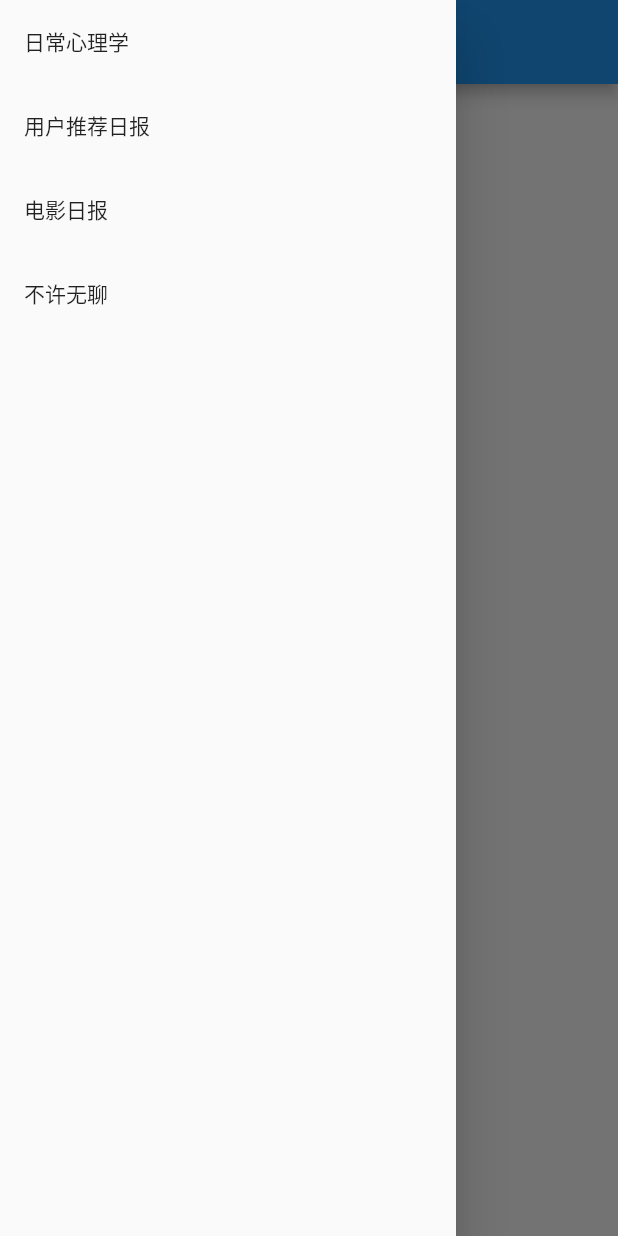
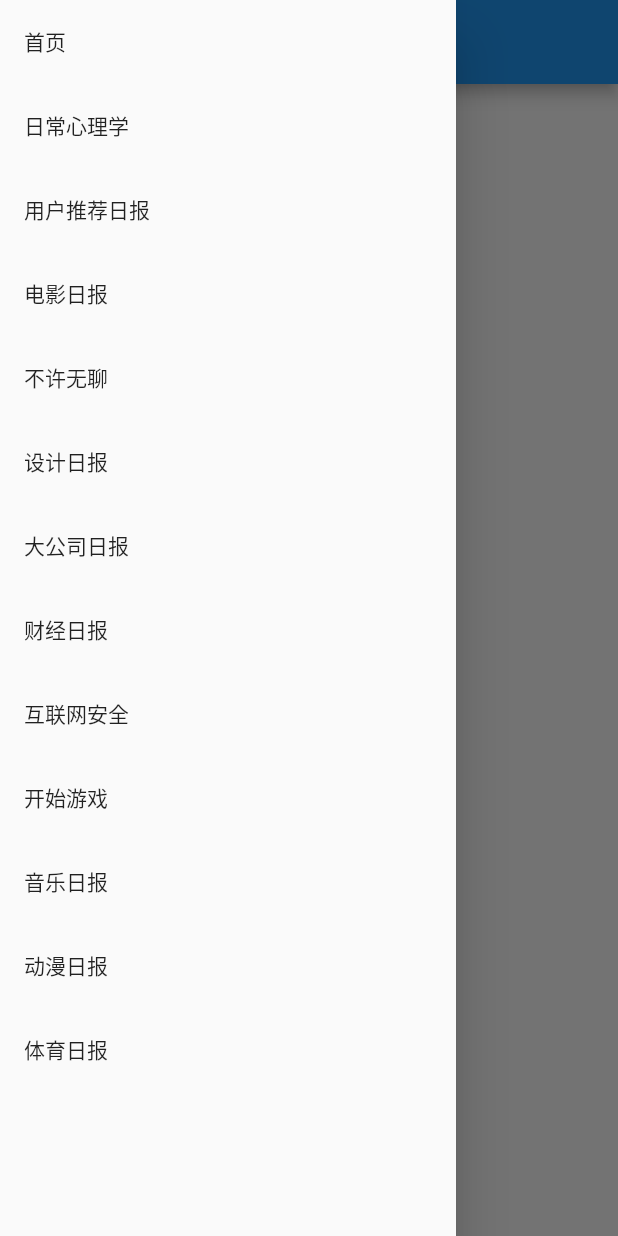
Before and after one commit to cookiemouse/FlutterDaily, a Flutter app: the screen it shows after launch, with the side drawer open, on a phone screen of 412 x 824 dp. Run offline on Flutter 3.47's test engine with Material 2 defaults, Android fonts, the phone set to English and light mode, and no system bars.

Commit message:
推进Drawer，实现Drawer点击回调

```diff
--- a/lib/main.dart
+++ b/lib/main.dart
@@ -4,8 +4,25 @@ import 'pages/HomePage.dart';
 
 void main() => runApp(new MyApp());
 
+final items = [
+  '首页',
+  '日常心理学',
+  '用户推荐日报',
+  '电影日报',
+  '不许无聊',
+  '设计日报',
+  '大公司日报',
+  '财经日报',
+  '互联网安全',
+  '开始游戏',
+  '音乐日报',
+  '动漫日报',
+  '体育日报',
+];
+
+int _mDrawerIndex = 0;
+
 class MyApp extends StatelessWidget {
-
   @override
   Widget build(BuildContext context) {
     return new MaterialApp(
@@ -15,16 +32,36 @@ class MyApp extends StatelessWidget {
   }
 }
 
-class _AppPage extends StatelessWidget{
+class _AppPage extends StatefulWidget {
 
-  final items = ['日常心理学', '用户推荐日报', '电影日报', '不许无聊'];
+  @override
+  State createState() {
+    return new _AppPageState();
+  }
+}
+
+class _AppPageState extends State<_AppPage>{
 
   @override
   Widget build(BuildContext context) {
     return new Scaffold(
-      drawer: new MyDrawer(items: items,),
-      body: new HomePage(title: '知乎日报'
-          '',),
+      drawer: new MyDrawer(
+        items: items,
+        onDrawerClick: (index){
+          setState(() {
+            _mDrawerIndex = index;
+          });
+        },
+      ),
+      appBar: new AppBar(
+        title: getTitle(_mDrawerIndex),
+        centerTitle: true,
+      ),
+      body: new HomePage(),
     );
   }
+
+  Text getTitle(int index){
+    return new Text(items[index]);
+  }
 }
--- a/lib/pages/HomePage.dart
+++ b/lib/pages/HomePage.dart
@@ -2,17 +2,9 @@ import 'package:flutter/material.dart';
 
 class HomePage extends StatelessWidget{
 
-  final String title;
-
-
-  HomePage({Key key, this.title}) : super(key: key);
-
   @override
   Widget build(BuildContext context) {
     return new Scaffold(
-      appBar: new AppBar(
-        title: new Text(title),
-      ),
       body: null,
     );
   }
--- a/lib/pages/MyDrawer.dart
+++ b/lib/pages/MyDrawer.dart
@@ -2,8 +2,9 @@ import 'package:flutter/material.dart';
 
 class MyDrawer extends StatelessWidget {
   final List<String> items;
+  final onDrawerClick;
 
-  MyDrawer({Key key, this.items}) : super(key: key);
+  MyDrawer({Key key, this.items, this.onDrawerClick}) : super(key: key);
 
   @override
   Widget build(BuildContext context) {
@@ -14,9 +15,16 @@ class MyDrawer extends StatelessWidget {
               return new ListTile(
                 title: new Text('${items[index]}'),
                 onTap: (){
-                  //TODO item点击事件
+                  _closeNavigation(context);
+                  onDrawerClick(index);
                 },
               );
             }));
   }
 }
+
+
+//  关闭Drawer
+void _closeNavigation(BuildContext context){
+  Navigator.pop(context);
+}
```
